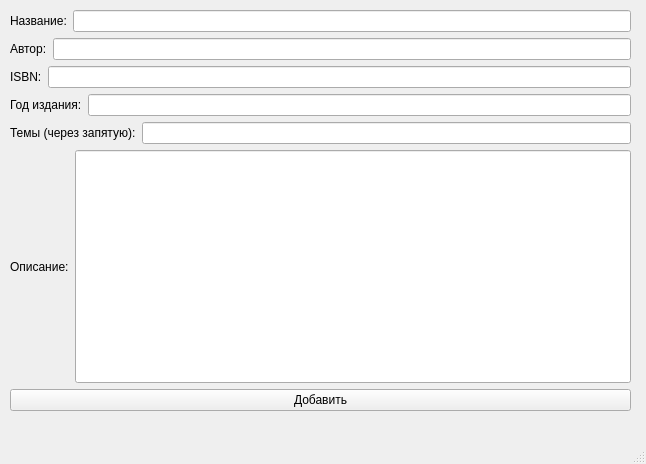
The window that addbookwindow.ui (CheshireCat26/Library) describes before a commit, drawn with Qt 5.
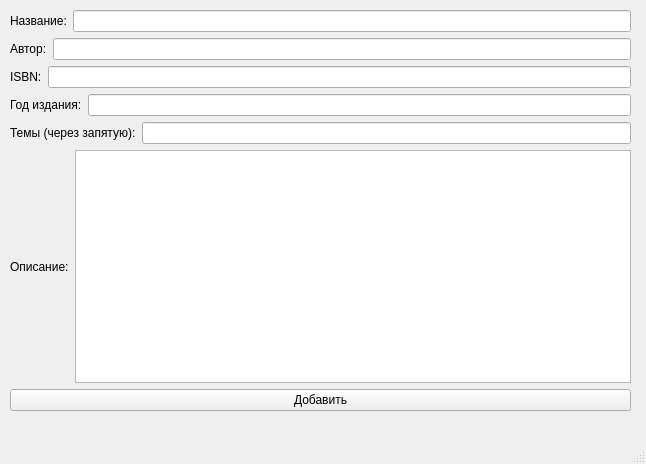
The same window after the commit.

Commit message: Иземнил форму добавления описания, окно добавления закрывается после нажатия кнопки добавить

Diff of the .ui file:
```diff
--- a/addbookwindow.ui
+++ b/addbookwindow.ui
@@ -14,7 +14,7 @@
    <string>MainWindow</string>
   </property>
   <widget class="QWidget" name="centralwidget">
-   <widget class="QWidget" name="">
+   <widget class="QWidget" name="layoutWidget">
     <property name="geometry">
      <rect>
       <x>10</x>
@@ -110,17 +110,7 @@
         </widget>
        </item>
        <item>
-        <widget class="QLineEdit" name="lineEditDecrtiption">
-         <property name="sizePolicy">
-          <sizepolicy hsizetype="Expanding" vsizetype="Minimum">
-           <horstretch>0</horstretch>
-           <verstretch>0</verstretch>
-          </sizepolicy>
-         </property>
-         <property name="alignment">
-          <set>Qt::AlignLeading|Qt::AlignLeft|Qt::AlignTop</set>
-         </property>
-        </widget>
+        <widget class="QTextEdit" name="textEditDescription"/>
        </item>
       </layout>
      </item>
```
The commit also changes 2 other files.
